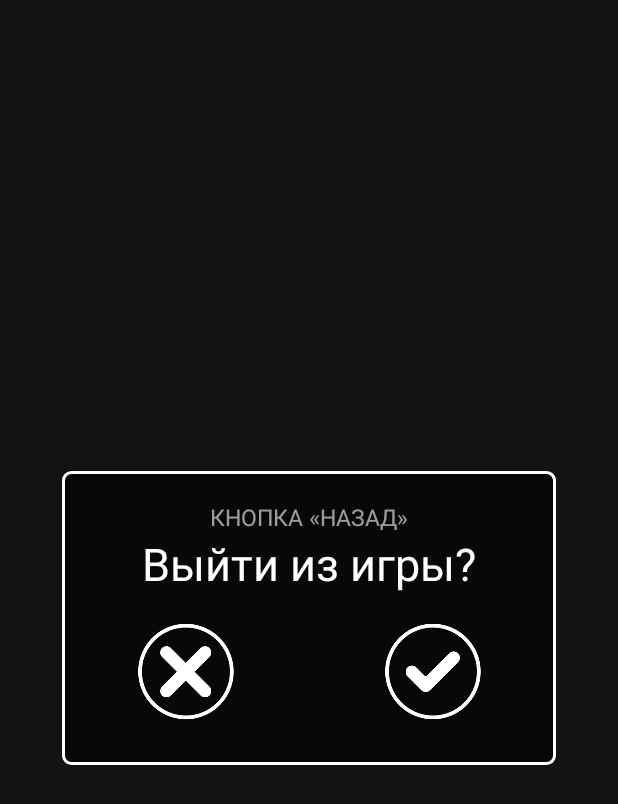
After one commit to alexal1/Geografica, an Android app: the layout fragment_exit.xml on its own in the app's theme, with its tools: preview values and no code run, on a phone screen of 412 x 824 dp. The commit adds this screen. Shown: the top 804 px of the screen. Run offline under Robolectric (Android 15) with nearby library versions, the phone set to English and light mode, and no system bars.

Commit message:
Create FragmentExit

```diff
--- /dev/null
+++ b/app/src/main/res/drawable/button_exit_check.xml
@@ -0,0 +1,9 @@
+<?xml version="1.0" encoding="utf-8"?>
+<selector xmlns:android="http://schemas.android.com/apk/res/android">
+    <item android:state_pressed="false">
+        <bitmap android:src="@drawable/check" android:alpha="1.0"/>
+    </item>
+    <item android:state_pressed="true">
+        <bitmap android:src="@drawable/check" android:alpha="0.5"/>
+    </item>
+</selector>
--- /dev/null
+++ b/app/src/main/res/drawable/button_exit_cross.xml
@@ -0,0 +1,9 @@
+<?xml version="1.0" encoding="utf-8"?>
+<selector xmlns:android="http://schemas.android.com/apk/res/android">
+    <item android:state_pressed="false">
+        <bitmap android:src="@drawable/cross" android:alpha="1.0"/>
+    </item>
+    <item android:state_pressed="true">
+        <bitmap android:src="@drawable/cross" android:alpha="0.5"/>
+    </item>
+</selector>
--- /dev/null
+++ b/app/src/main/res/layout/fragment_exit.xml
@@ -0,0 +1,77 @@
+<?xml version="1.0" encoding="utf-8"?>
+<LinearLayout
+    xmlns:android="http://schemas.android.com/apk/res/android"
+    xmlns:tools="http://schemas.android.com/tools"
+    android:id="@+id/layout_exit"
+    android:layout_width="match_parent"
+    android:layout_height="match_parent"
+    android:orientation="horizontal"
+    android:weightSum="5"
+    android:gravity="center"
+    android:background="@color/dark_screen"
+    android:baselineAligned="false">
+
+    <LinearLayout
+        android:layout_width="0dp"
+        android:layout_height="wrap_content"
+        android:layout_weight="4"
+        android:orientation="vertical"
+        android:background="@drawable/window"
+        android:paddingTop="20dp"
+        android:paddingBottom="20dp"
+        android:clickable="true">
+
+        <TextView
+            android:layout_width="match_parent"
+            android:layout_height="wrap_content"
+            android:gravity="center_horizontal"
+            android:paddingLeft="10dp"
+            android:paddingStart="10dp"
+            android:paddingRight="10dp"
+            android:paddingEnd="10dp"
+            android:text="@string/exit_caption"
+            android:textSize="15sp"
+            android:textColor="@color/white_pressed"/>
+
+        <TextView
+            android:layout_width="match_parent"
+            android:layout_height="wrap_content"
+            android:layout_marginBottom="10dp"
+            android:gravity="center_horizontal"
+            android:paddingLeft="10dp"
+            android:paddingStart="10dp"
+            android:paddingRight="10dp"
+            android:paddingEnd="10dp"
+            android:text="@string/exit_text"
+            android:textSize="30sp"
+            android:textColor="@color/white"/>
+
+        <LinearLayout
+            android:layout_width="match_parent"
+            android:layout_height="wrap_content"
+            android:orientation="horizontal"
+            android:weightSum="2">
+
+            <ImageButton
+                android:id="@+id/button_exit_cross"
+                android:layout_width="0dp"
+                android:layout_height="wrap_content"
+                android:layout_weight="1"
+                android:padding="10dp"
+                android:src="@drawable/button_exit_cross"
+                android:background="@color/transparent"
+                tools:ignore="ContentDescription"/>
+
+            <ImageButton
+                android:id="@+id/button_exit_check"
+                android:layout_width="0dp"
+                android:layout_height="wrap_content"
+                android:layout_weight="1"
+                android:padding="10dp"
+                android:src="@drawable/button_exit_check"
+                android:background="@color/transparent"
+                tools:ignore="ContentDescription"/>
+
+        </LinearLayout>
+    </LinearLayout>
+</LinearLayout>
--- a/app/src/main/res/layout/fragment_finish_championship.xml
+++ b/app/src/main/res/layout/fragment_finish_championship.xml
@@ -16,7 +16,7 @@
         android:layout_height="wrap_content"
         android:layout_weight="4"
         android:orientation="vertical"
-        android:background="@drawable/window_finish"
+        android:background="@drawable/window"
         android:paddingTop="20dp"
         android:paddingBottom="20dp">
 
--- a/app/src/main/res/layout/fragment_finish_training.xml
+++ b/app/src/main/res/layout/fragment_finish_training.xml
@@ -16,7 +16,7 @@
         android:layout_height="wrap_content"
         android:layout_weight="4"
         android:orientation="vertical"
-        android:background="@drawable/window_finish"
+        android:background="@drawable/window"
         android:paddingTop="20dp"
         android:paddingBottom="20dp">
 
--- a/app/src/main/res/values/strings.xml
+++ b/app/src/main/res/values/strings.xml
@@ -20,4 +20,7 @@
     <string name="menu_championship_normal">СТУДЕНТ</string>
     <string name="menu_championship_hard">ПРОФЕССОР</string>
     <string name="menu_championship_go">НАЧАТЬ</string>
+
+    <string name="exit_caption">КНОПКА «НАЗАД»</string>
+    <string name="exit_text">Выйти из игры?</string>
 </resources>
```
Also changed, not shown: app/src/main/java/com/alex_aladdin/geografica/FragmentExit.java (added, +86 -0 lines), app/src/main/java/com/alex_aladdin/geografica/MainActivity.java (+53 -2 lines), app/src/main/res/drawable-xxhdpi/check.png (added), app/src/main/res/drawable-xxhdpi/cross.png (added), app/src/main/res/drawable/window.xml (renamed from app/src/main/res/drawable/window_finish.xml).
